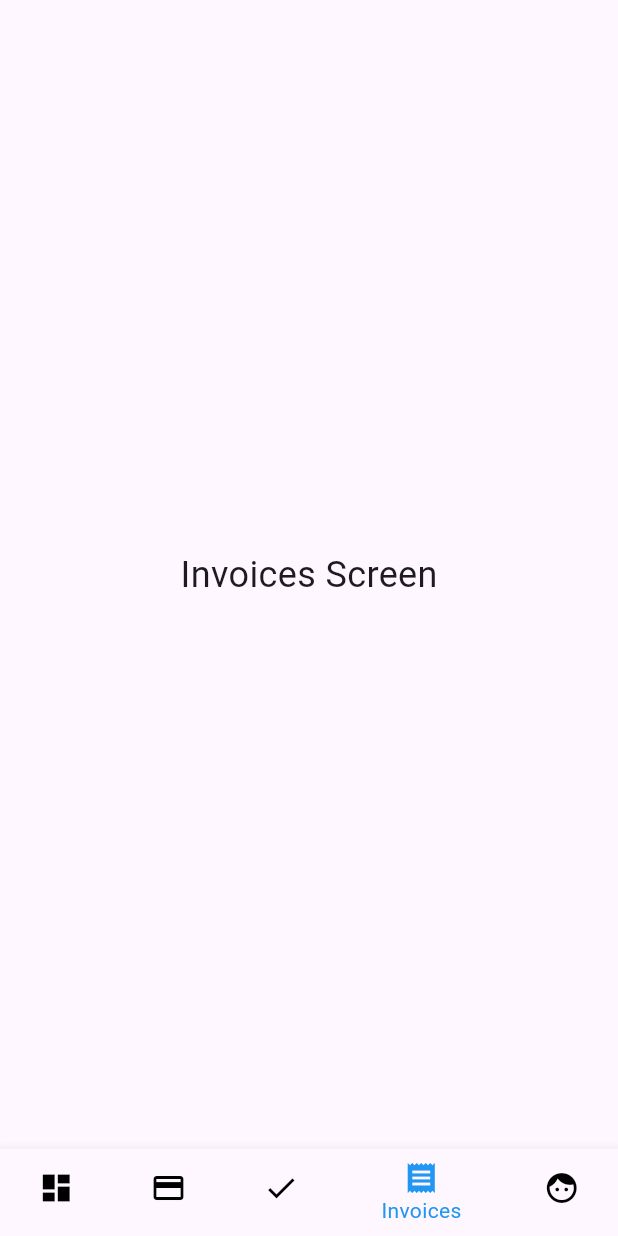
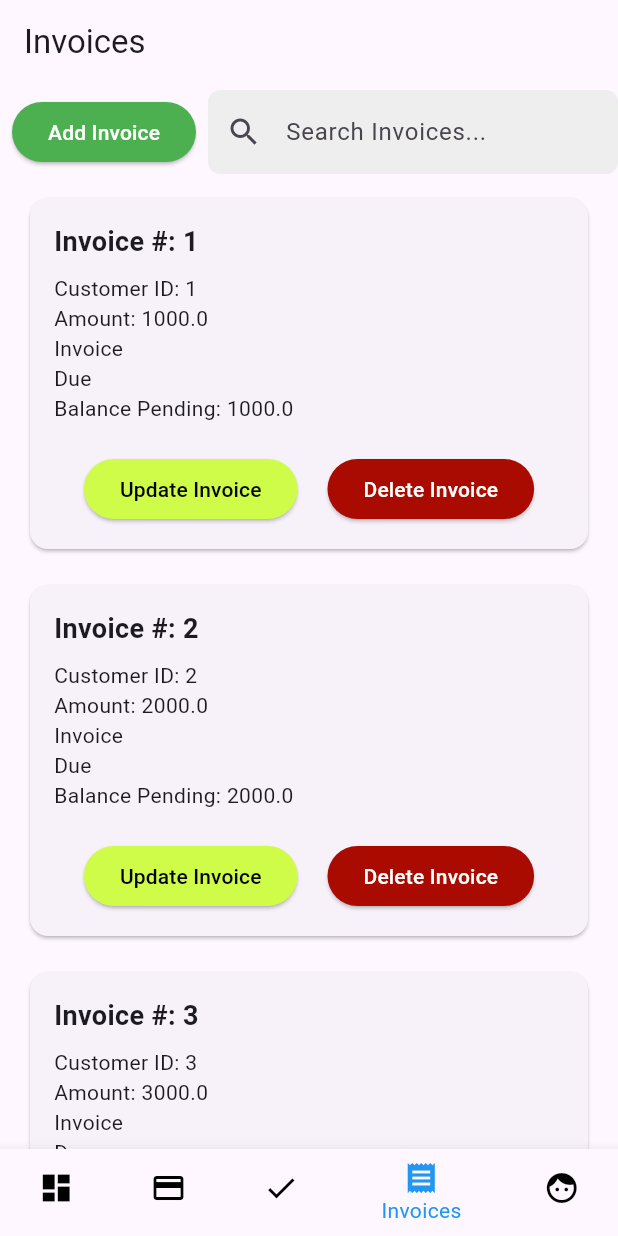
Before and after one commit to Murshed-ma1706102/YalaPay, a Flutter app: the screen it shows after launch, item 4 of the bottom bar chosen, on a phone screen of 412 x 824 dp. Run offline on Flutter 3.47's test engine with Material 3 defaults, Android fonts, the phone set to English and light mode, and no system bars; our stand-ins replace flutter_riverpod, go_router, shared_preferences; accounts and stored records are empty.

Commit message:
implemented list invoice and used RiverPod for invoice and customer

```diff
--- /dev/null
+++ b/Project/yala_pay/lib/providers/new_customer_provider.dart
@@ -0,0 +1,60 @@
+import 'dart:convert';
+
+import 'package:flutter/services.dart';
+import 'package:flutter_riverpod/flutter_riverpod.dart';
+import 'package:yala_pay/models/address.dart';
+import 'package:yala_pay/models/contact_details.dart';
+import '../models/customer.dart';
+
+class CustomerNotifier extends StateNotifier<List<Customer>> {
+  CustomerNotifier() : super([]) {
+    loadCustomers();
+  }
+
+  // Load initial customers (you can modify this to load from JSON or API)
+  Future<void> loadCustomers() async {
+    try {
+      // Load JSON data from the assets
+      final String response = await rootBundle.loadString('assets/YalaPay-data/customers.json');
+      final List<dynamic> data = json.decode(response);
+
+      // Parse JSON data into a list of Invoice objects
+      state = data.map((json) => Customer.fromJson(json)).toList();
+    } catch (e) {
+      print('Error loading invoices: $e');
+      state = []; // Set state to empty list if loading fails
+    }
+  }
+
+  // Add a new customer
+  void addCustomer(Customer customer) {
+    state = [...state, customer];
+  }
+
+  // Update an existing customer
+  void updateCustomer(String id, Customer updatedCustomer) {
+    state = [
+      for (final customer in state)
+        if (customer.id == id) updatedCustomer else customer,
+    ];
+  }
+
+  // Delete a customer
+  void deleteCustomer(String id) {
+    state = state.where((customer) => customer.id != id).toList();
+  }
+
+  // Filter customers based on search query
+  List<Customer> searchCustomers(String query) {
+    if (query.isEmpty) return state;
+    return state
+        .where((customer) =>
+            customer.companyName.toLowerCase().contains(query.toLowerCase()))
+        .toList();
+  }
+}
+
+// Provider for accessing CustomerNotifier
+final customerProvider = StateNotifierProvider<CustomerNotifier, List<Customer>>((ref) {
+  return CustomerNotifier();
+});
--- /dev/null
+++ b/Project/yala_pay/lib/providers/new_invoice_provider.dart
@@ -0,0 +1,57 @@
+import 'dart:convert';
+
+import 'package:flutter/services.dart';
+import 'package:flutter_riverpod/flutter_riverpod.dart';
+import '../models/invoice.dart';
+
+class InvoiceNotifier extends StateNotifier<List<Invoice>> {
+  InvoiceNotifier() : super([]) {
+    loadInvoices();
+  }
+
+  // Load invoices from a JSON file or an API
+  Future<void> loadInvoices() async {
+     try {
+      // Load JSON data from the assets
+      final String response = await rootBundle.loadString('assets/YalaPay-data/invoices.json');
+      final List<dynamic> data = json.decode(response);
+
+      // Parse JSON data into a list of Invoice objects
+      state = data.map((json) => Invoice.fromJson(json)).toList();
+    } catch (e) {
+      print('Error loading invoices: $e');
+      state = []; // Set state to empty list if loading fails
+    }
+  }
+
+  // Add a new invoice
+  void addInvoice(Invoice invoice) {
+    state = [...state, invoice];
+  }
+
+  // Update an existing invoice
+  void updateInvoice(String invoiceId, Invoice updatedInvoice) {
+    state = [
+      for (final invoice in state)
+        if (invoice.id == invoiceId) updatedInvoice else invoice,
+    ];
+  }
+
+  // Delete an invoice
+  void deleteInvoice(String invoiceId) {
+    state = state.where((invoice) => invoice.id != invoiceId).toList();
+  }
+
+  // Search for invoices by invoice number
+  List<Invoice> searchInvoices(String query) {
+    return state
+        .where((invoice) =>
+            invoice.id.toLowerCase().contains(query.toLowerCase()))
+        .toList();
+  }
+}
+
+// Provide an instance of InvoiceNotifier
+final invoiceProvider = StateNotifierProvider<InvoiceNotifier, List<Invoice>>((ref) {
+  return InvoiceNotifier();
+});
--- a/Project/yala_pay/lib/screens/invoices_screen.dart
+++ b/Project/yala_pay/lib/screens/invoices_screen.dart
@@ -1,12 +1,160 @@
 import 'package:flutter/material.dart';
+import 'package:flutter_riverpod/flutter_riverpod.dart';
+import 'package:yala_pay/providers/new_invoice_provider.dart';
+import '../models/invoice.dart';
+import '../providers/invoice_provider.dart';
 
-class InvoicesScreen extends StatelessWidget {
-  const InvoicesScreen({Key? key}) : super(key: key);
+class InvoicesScreen extends ConsumerWidget {
+  final TextEditingController _searchController = TextEditingController();
+
+   InvoicesScreen({super.key});
+
+  @override
+  Widget build(BuildContext context, WidgetRef ref) {
+    final invoices = ref.watch(invoiceProvider);
+    final invoiceNotifier = ref.read(invoiceProvider.notifier);
+
+    return Scaffold(
+      appBar: AppBar(
+        title: const Text("Invoices"),
+      ),
+      body: Column(
+        children: [
+          Row(
+            children: [
+              Padding(
+                padding: const EdgeInsets.all(8.0),
+                child: ElevatedButton(
+                  onPressed: () {
+                    // Navigate to add invoice screen or open a dialog
+                  },
+                  style: ElevatedButton.styleFrom(backgroundColor: Colors.green),
+                  child: const Text(
+                    "Add Invoice",
+                    style: TextStyle(color: Colors.white),
+                  ),
+                ),
+              ),
+              Expanded(
+                child: TextField(
+                  controller: _searchController,
+                  decoration: InputDecoration(
+                    hintText: "Search Invoices...",
+                    prefixIcon: const Icon(Icons.search),
+                    border: OutlineInputBorder(
+                      borderRadius: BorderRadius.circular(8.0),
+                      borderSide: BorderSide.none,
+                    ),
+                    filled: true,
+                    fillColor: Colors.grey[200],
+                  ),
+                  onChanged: (query) {
+                    ref.refresh(invoiceProvider);
+                    final searchResults = invoiceNotifier.searchInvoices(query);
+                    // Optionally handle the search results here
+                  },
+                ),
+              ),
+            ],
+          ),
+          Expanded(
+            child: invoices.isEmpty
+                ? const Center(child: CircularProgressIndicator())
+                : ListView.builder(
+                    itemCount: invoices.length,
+                    itemBuilder: (context, index) {
+                      final invoice = invoices[index];
+                      return InvoiceCard(
+                        invoiceId: invoice.id,
+                        customerId: invoice.customerId,
+                        amount: invoice.amount,
+                        invoiceDate: invoice.invoiceDate,
+                        dueDate: invoice.dueDate,
+                        balancePending: invoice.amount,
+                        onDelete: () {
+                          invoiceNotifier.deleteInvoice(invoice.id);
+                        },
+                        onUpdate: () {
+                          // Implement navigation to update screen or open a dialog
+                        },
+                      );
+                    },
+                  ),
+          ),
+        ],
+      ),
+    );
+  }
+}
+
+class InvoiceCard extends StatelessWidget {
+  final String invoiceId;
+  final String customerId;
+  final double amount;
+  final DateTime invoiceDate;
+  final DateTime dueDate;
+  final double balancePending;
+  final VoidCallback onDelete;
+  final VoidCallback onUpdate;
+
+  const InvoiceCard({
+    super.key,
+    required this.invoiceId,
+    required this.customerId,
+    required this.amount,
+    required this.invoiceDate,
+    required this.dueDate,
+    required this.balancePending,
+    required this.onDelete,
+    required this.onUpdate,
+  });
 
   @override
   Widget build(BuildContext context) {
-    return Center(
-      child: Text('Invoices Screen', style: TextStyle(fontSize: 24)),
+    return Padding(
+      padding: const EdgeInsets.symmetric(vertical: 8.0, horizontal: 16.0),
+      child: Card(
+        child: Padding(
+          padding: const EdgeInsets.all(16.0),
+          child: Column(
+            crossAxisAlignment: CrossAxisAlignment.start,
+            children: [
+              Text(
+                "Invoice #: $invoiceId",
+                style: const TextStyle(fontSize: 18.0, fontWeight: FontWeight.bold),
+              ),
+              const SizedBox(height: 8.0),
+              Text("Customer ID: $customerId"),
+              Text("Amount: $amount"),
+              Text("Invoice Date: ${invoiceDate.toLocal()}".split(' ')[0]),
+              Text("Due Date: ${dueDate.toLocal()}".split(' ')[0]),
+              Text("Balance Pending: $balancePending"),
+              const SizedBox(height: 20.0),
+              Row(
+                mainAxisAlignment: MainAxisAlignment.spaceEvenly,
+                children: [
+                  ElevatedButton(
+                    onPressed: onUpdate,
+                    style: ElevatedButton.styleFrom(backgroundColor: const Color.fromARGB(255, 207, 252, 72)),
+                    child: const Text(
+                      "Update Invoice",
+                      style: TextStyle(color: Color.fromARGB(255, 0, 0, 0)),
+                    ),
+                  ),
+                  ElevatedButton(
+                    onPressed: onDelete,
+                    style: ElevatedButton.styleFrom(backgroundColor: const Color.fromARGB(255, 170, 11, 0)),
+                    child: const Text(
+                      "Delete Invoice",
+                      style: TextStyle(color: Colors.white),
+                    ),
+                  ),
+                ],
+              ),
+            ],
+          ),
+        ),
+      ),
     );
   }
 }
--- a/Project/yala_pay/pubspec.yaml
+++ b/Project/yala_pay/pubspec.yaml
@@ -28,6 +28,8 @@ environment:
 # the latest version available on pub.dev. To see which dependencies have newer
 # versions available, run `flutter pub outdated`.
 dependencies:
+  flutter_riverpod: ^2.0.0
+
   flutter:
     sdk: flutter
 
@@ -39,6 +41,7 @@ dependencies:
   go_router: ^14.3.0
   shared_preferences: ^2.0.15
   intl: ^0.19.0
+
 
 dev_dependencies:
   flutter_test:
```
Also changed, not shown: Project/yala_pay/lib/main.dart (+9 -1 lines), Project/yala_pay/lib/screens/add_customer_screen.dart (+32 -30 lines), Project/yala_pay/lib/screens/customers_screen.dart (+13 -20 lines).
